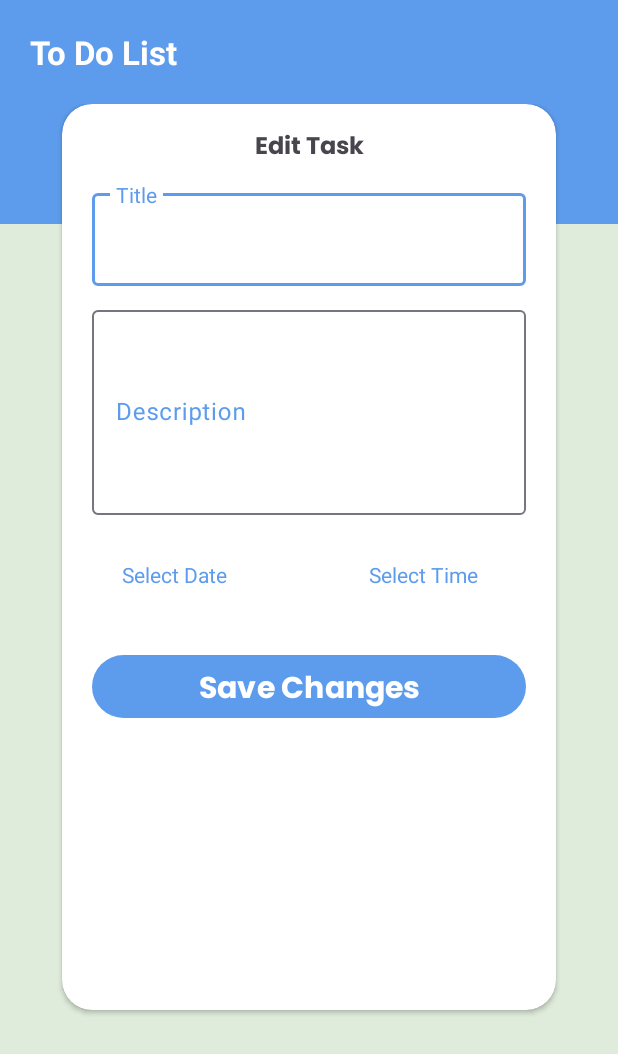
After one commit to nourhan36/ToDo, an Android app: the layout activity_task_details.xml on its own in the app's theme, with its tools: preview values and no code run, on a phone screen of 412 x 824 dp. The commit adds this screen. Shown: the top 1054 px of the screen. Run offline under Robolectric (Android 15) with nearby library versions, the phone set to English and light mode, and no system bars.

Commit message:
+ task details design

```diff
--- /dev/null
+++ b/app/src/main/res/layout/activity_task_details.xml
@@ -0,0 +1,35 @@
+<?xml version="1.0" encoding="utf-8"?>
+<androidx.coordinatorlayout.widget.CoordinatorLayout xmlns:android="http://schemas.android.com/apk/res/android"
+    android:layout_width="match_parent"
+    android:layout_height="match_parent"
+    android:background="@color/backgroundColor">
+
+    <com.google.android.material.appbar.AppBarLayout
+        android:id="@+id/app_bar"
+        android:layout_width="match_parent"
+        android:layout_height="wrap_content">
+
+        <com.google.android.material.appbar.MaterialToolbar
+            android:id="@+id/toolbar"
+            android:layout_width="match_parent"
+            android:layout_height="wrap_content"
+            android:background="@color/blue"
+            style="@style/toolbar_style">
+
+            <TextView
+                android:id="@+id/title"
+                style="@style/toolbar_title_style"
+                android:layout_width="match_parent"
+                android:layout_height="wrap_content"
+                android:text="@string/to_do_list" />
+
+        </com.google.android.material.appbar.MaterialToolbar>
+
+    </com.google.android.material.appbar.AppBarLayout>
+
+    <include
+        android:id="@+id/content"
+        layout="@layout/content_task_details"
+        />
+
+</androidx.coordinatorlayout.widget.CoordinatorLayout>
--- /dev/null
+++ b/app/src/main/res/layout/content_task_details.xml
@@ -0,0 +1,147 @@
+<?xml version="1.0" encoding="utf-8"?>
+<androidx.constraintlayout.widget.ConstraintLayout xmlns:android="http://schemas.android.com/apk/res/android"
+    xmlns:app="http://schemas.android.com/apk/res-auto"
+    xmlns:tools="http://schemas.android.com/tools"
+    android:layout_width="match_parent"
+    android:layout_height="match_parent"
+    android:background="@color/backgroundColor"
+    app:layout_behavior="@string/appbar_scrolling_view_behavior"
+    tools:showIn="@layout/activity_task_details">
+
+    <ImageView
+        android:id="@+id/top_view"
+        android:layout_width="match_parent"
+        android:layout_height="80dp"
+        android:src="@color/blue"
+        app:layout_constraintTop_toTopOf="parent" />
+
+    <androidx.cardview.widget.CardView
+        android:id="@+id/cardView"
+        android:layout_width="0dp"
+        android:layout_height="0dp"
+        android:background="@color/bottom_nav_color"
+        app:cardCornerRadius="20dp"
+        app:layout_constraintWidth_percent=".8"
+        app:layout_constraintHeight_percent=".8"
+        app:layout_constraintTop_toTopOf="parent"
+        app:layout_constraintEnd_toEndOf="parent"
+        app:layout_constraintStart_toStartOf="parent">
+
+        <androidx.constraintlayout.widget.ConstraintLayout
+            android:layout_width="match_parent"
+            android:layout_height="match_parent">
+
+            <TextView
+                android:id="@+id/edit_task"
+                android:layout_width="match_parent"
+                android:layout_height="wrap_content"
+                android:text="@string/edit_task"
+                android:layout_marginTop="15dp"
+                android:textSize="16sp"
+                android:fontFamily="@font/poppins_bold"
+                android:gravity="center"
+                app:layout_constraintStart_toStartOf="parent"
+                app:layout_constraintEnd_toEndOf="parent"
+                app:layout_constraintTop_toTopOf="parent"
+                />
+
+            <com.google.android.material.textfield.TextInputLayout
+                android:id="@+id/title_til"
+                android:layout_width="match_parent"
+                android:layout_height="wrap_content"
+                android:layout_marginHorizontal="20dp"
+                android:layout_marginTop="10dp"
+                app:boxBackgroundColor="@color/bottom_nav_color"
+                android:hint="@string/title"
+                android:textColorHint="@color/blue"
+                app:layout_constraintTop_toBottomOf="@+id/edit_task"
+                >
+
+                <com.google.android.material.textfield.TextInputEditText
+                    android:id="@+id/title"
+                    android:layout_width="match_parent"
+                    android:layout_height="wrap_content"
+                    android:padding="20dp" />
+            </com.google.android.material.textfield.TextInputLayout>
+
+            <com.google.android.material.textfield.TextInputLayout
+                android:id="@+id/description_til"
+                android:layout_width="match_parent"
+                android:layout_height="wrap_content"
+                android:layout_marginHorizontal="20dp"
+                android:layout_marginTop="10dp"
+                app:boxBackgroundColor="@color/bottom_nav_color"
+                android:hint="@string/description"
+                android:textColorHint="@color/blue"
+                app:layout_constraintTop_toBottomOf="@+id/title_til"
+                >
+
+                <com.google.android.material.textfield.TextInputEditText
+                    android:id="@+id/description"
+                    android:layout_width="match_parent"
+                    android:layout_height="wrap_content"
+                    android:padding="20dp"
+                    android:lines="5"
+                    android:maxLines="5" />
+            </com.google.android.material.textfield.TextInputLayout>
+
+            <com.google.android.material.textfield.TextInputLayout
+                android:id="@+id/date_til"
+                android:layout_width="0dp"
+                android:layout_height="wrap_content"
+                android:layout_marginHorizontal="20dp"
+                android:layout_marginTop="10dp"
+                android:hint="@string/select_date"
+                android:textColorHint="@color/blue"
+                app:layout_constraintStart_toStartOf="parent"
+                app:layout_constraintEnd_toStartOf="@id/time_til"
+                app:layout_constraintTop_toBottomOf="@id/description_til">
+
+                <TextView
+                    android:id="@+id/date_tv"
+                    android:layout_width="match_parent"
+                    android:layout_height="wrap_content"
+                    android:hint="@string/select_date"
+                    android:textColorHint="@color/blue"
+                    android:padding="20dp" />
+
+            </com.google.android.material.textfield.TextInputLayout>
+
+            <com.google.android.material.textfield.TextInputLayout
+                android:id="@+id/time_til"
+                android:layout_width="0dp"
+                android:layout_height="wrap_content"
+                android:layout_marginHorizontal="20dp"
+                android:layout_marginTop="10dp"
+                android:hint="@string/select_time"
+                android:textColorHint="@color/blue"
+                app:layout_constraintEnd_toEndOf="parent"
+                app:layout_constraintStart_toEndOf="@id/date_til"
+                app:layout_constraintTop_toBottomOf="@id/description_til">
+
+                <TextView
+                    android:id="@+id/time_tv"
+                    android:layout_width="match_parent"
+                    android:layout_height="wrap_content"
+                    android:hint="@string/select_time"
+                    android:textColorHint="@color/blue"
+                    android:padding="20dp" />
+
+            </com.google.android.material.textfield.TextInputLayout>
+
+            <Button
+                android:id="@+id/btn_save"
+                android:layout_width="match_parent"
+                android:layout_height="50dp"
+                android:layout_margin="20dp"
+                android:fontFamily="@font/poppins_bold"
+                android:text="@string/save_changes"
+                android:textSize="20sp"
+                android:textColor="@color/white"
+                app:layout_constraintTop_toBottomOf="@id/time_til" />
+
+        </androidx.constraintlayout.widget.ConstraintLayout>
+
+    </androidx.cardview.widget.CardView>
+
+</androidx.constraintlayout.widget.ConstraintLayout>
--- a/app/src/main/res/layout/fragment_settings.xml
+++ b/app/src/main/res/layout/fragment_settings.xml
@@ -20,7 +20,7 @@
         android:layout_marginTop="30dp"
         android:layout_marginEnd="30dp"
         android:drawSelectorOnTop="true"
-        app:startIconDrawable="@drawable/ic_language"
+        app:startIconDrawable="@drawable/ic_english"
         app:boxBackgroundColor="@color/bottom_nav_color"
         android:hint="@string/language"
         android:textColorHint="@color/blue"
--- a/app/src/main/res/values/strings.xml
+++ b/app/src/main/res/values/strings.xml
@@ -7,4 +7,10 @@
     <string name="mode">Mode</string>
     <string name="english">English</string>
     <string name="light">Light</string>
+    <string name="edit_task">Edit Task</string>
+    <string name="title">Title</string>
+    <string name="description">Description</string>
+    <string name="select_date">Select Date</string>
+    <string name="select_time">Select Time</string>
+    <string name="save_changes">Save Changes</string>
 </resources>
```
Also changed, not shown: app/src/main/java/com/example/todo/ui/home/settings/SettingsFragment.kt (+3 -7 lines), app/src/main/res/drawable/ic_arabic.xml (added, +26 -0 lines), app/src/main/res/drawable/ic_english.xml (added, +49 -0 lines), 1 other file.
